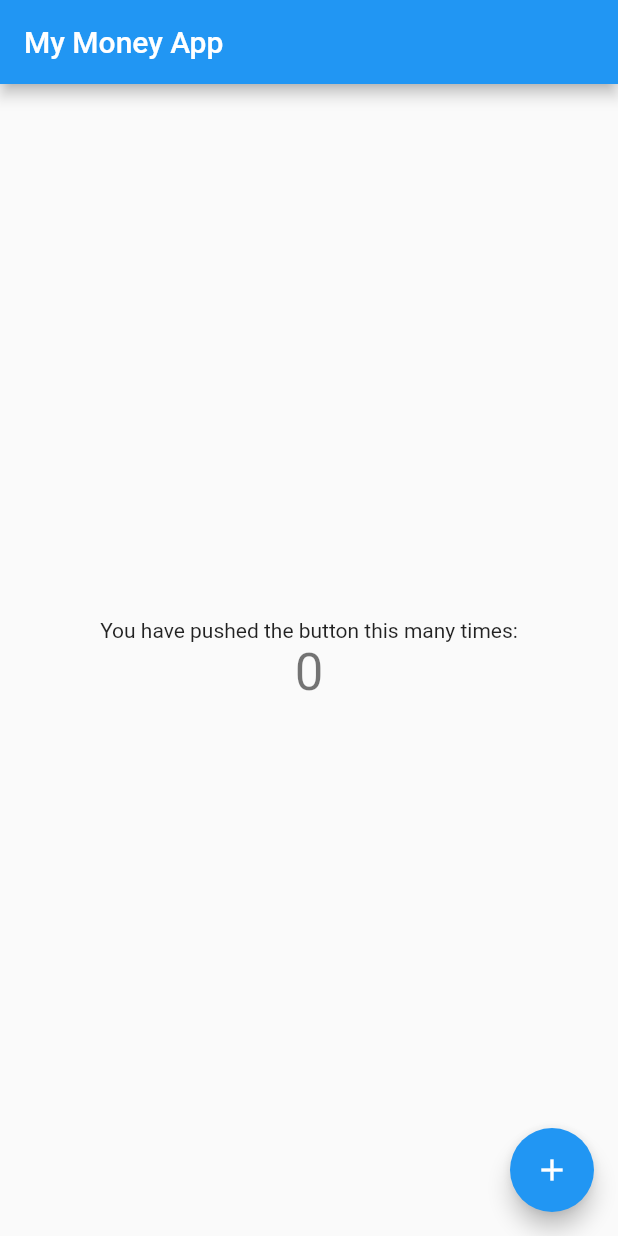
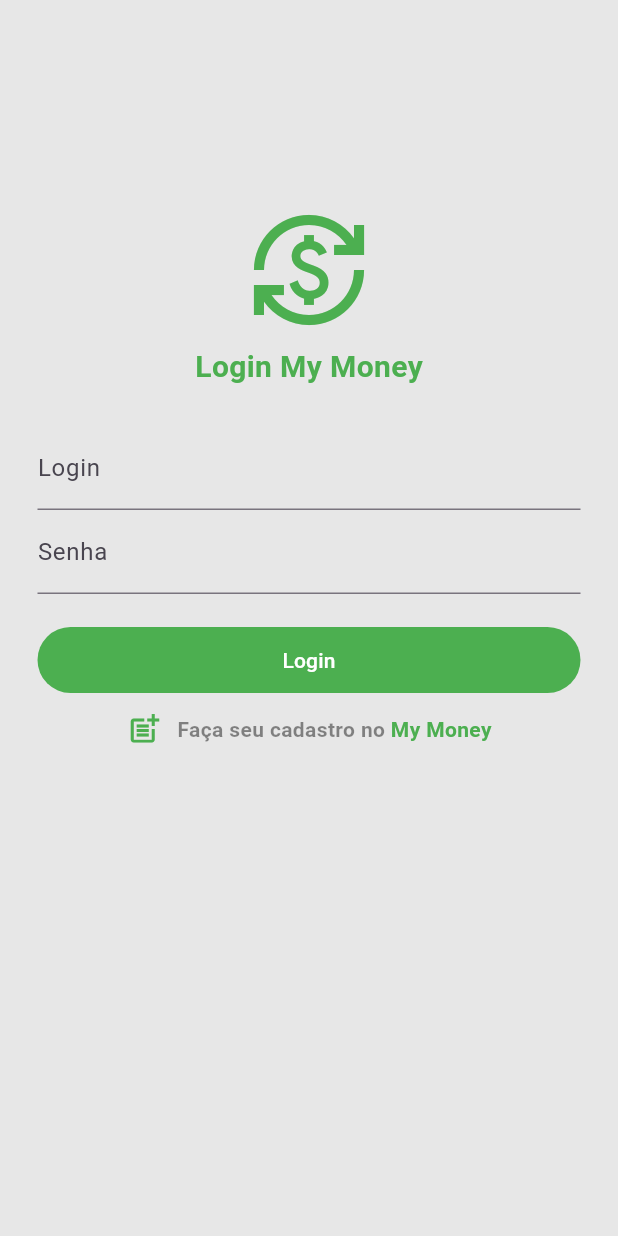
Before and after one commit to FelixGomes/MyMoneyApp, a Flutter app: the screen it shows after launch, on a phone screen of 412 x 824 dp. Run offline on Flutter 3.47's test engine with Material 2 defaults, Android fonts, the phone set to English and light mode, and no system bars.

Commit message:
Added login, router and shared modules, added login and loading pages

```diff
--- a/lib/main.dart
+++ b/lib/main.dart
@@ -1,5 +1,7 @@
 import 'package:flutter/material.dart';
-import 'package:my_money_app/src/home/page/home_page.dart';
+import 'package:my_money_app/src/modules/initial/page/initial_page.dart';
+import 'package:my_money_app/src/modules/login/page/login_page.dart';
+import 'package:my_money_app/src/router/app_router.dart';
 
 void main() {
   runApp(const App());
@@ -8,24 +10,20 @@ void main() {
 class App extends StatelessWidget {
   const App({super.key});
 
-  // This widget is the root of your application.
   @override
   Widget build(BuildContext context) {
     return MaterialApp(
-      title: 'Flutter Demo',
+      title: 'My Money App',
       theme: ThemeData(
-        // This is the theme of your application.
-        //
-        // Try running your application with "flutter run". You'll see the
-        // application has a blue toolbar. Then, without quitting the app, try
-        // changing the primarySwatch below to Colors.green and then invoke
-        // "hot reload" (press "r" in the console where you ran "flutter run",
-        // or simply save your changes to "hot reload" in a Flutter IDE).
-        // Notice that the counter didn't reset back to zero; the application
-        // is not restarted.
-        primarySwatch: Colors.blue,
+        primarySwatch: Colors.green,
+        useMaterial3: true,
       ),
-      home: const HomePage(title: 'My Money App'),
+      home: const InitialPage(),
+      debugShowCheckedModeBanner: false,
+      darkTheme: ThemeData.dark(),
+      routes: {
+        AppRouter.login: (context) => const LoginPage(),
+      },
     );
   }
 }
--- a/lib/src/home/page/home_page.dart
+++ /dev/null
@@ -1,87 +0,0 @@
-import 'package:flutter/cupertino.dart';
-import 'package:flutter/material.dart';
-
-class HomePage extends StatefulWidget {
-  const HomePage({super.key, required this.title});
-
-  // This widget is the home page of your application. It is stateful, meaning
-  // that it has a State object (defined below) that contains fields that affect
-  // how it looks.
-
-  // This class is the configuration for the state. It holds the values (in this
-  // case the title) provided by the parent (in this case the App widget) and
-  // used by the build method of the State. Fields in a Widget subclass are
-  // always marked "final".
-
-  final String title;
-
-  @override
-  State<HomePage> createState() => _HomePageState();
-}
-
-class _HomePageState extends State<HomePage> {
-  int _counter = 0;
-
-  void _incrementCounter() {
-    setState(() {
-      // This call to setState tells the Flutter framework that something has
-      // changed in this State, which causes it to rerun the build method below
-      // so that the display can reflect the updated values. If we changed
-      // _counter without calling setState(), then the build method would not be
-      // called again, and so nothing would appear to happen.
-      _counter++;
-    });
-  }
-
-  @override
-  Widget build(BuildContext context) {
-    // This method is rerun every time setState is called, for instance as done
-    // by the _incrementCounter method above.
-    //
-    // The Flutter framework has been optimized to make rerunning build methods
-    // fast, so that you can just rebuild anything that needs updating rather
-    // than having to individually change instances of widgets.
-    return Scaffold(
-      appBar: AppBar(
-        // Here we take the value from the MyHomePage object that was created by
-        // the App.build method, and use it to set our appbar title.
-        title: Text(widget.title),
-      ),
-      body: Center(
-        // Center is a layout widget. It takes a single child and positions it
-        // in the middle of the parent.
-        child: Column(
-          // Column is also a layout widget. It takes a list of children and
-          // arranges them vertically. By default, it sizes itself to fit its
-          // children horizontally, and tries to be as tall as its parent.
-          //
-          // Invoke "debug painting" (press "p" in the console, choose the
-          // "Toggle Debug Paint" action from the Flutter Inspector in Android
-          // Studio, or the "Toggle Debug Paint" command in Visual Studio Code)
-          // to see the wireframe for each widget.
-          //
-          // Column has various properties to control how it sizes itself and
-          // how it positions its children. Here we use mainAxisAlignment to
-          // center the children vertically; the main axis here is the vertical
-          // axis because Columns are vertical (the cross axis would be
-          // horizontal).
-          mainAxisAlignment: MainAxisAlignment.center,
-          children: <Widget>[
-            const Text(
-              'You have pushed the button this many times:',
-            ),
-            Text(
-              '$_counter',
-              style: Theme.of(context).textTheme.headlineMedium,
-            ),
-          ],
-        ),
-      ),
-      floatingActionButton: FloatingActionButton(
-        onPressed: _incrementCounter,
-        tooltip: 'Increment',
-        child: const Icon(Icons.add),
-      ), // This trailing comma makes auto-formatting nicer for build methods.
-    );
-  }
-}
--- /dev/null
+++ b/lib/src/modules/login/components/register_link.dart
@@ -0,0 +1,33 @@
+import 'package:flutter/material.dart';
+import 'package:my_money_app/src/shared/colors/app_colors.dart';
+
+class RegisterLink extends StatelessWidget {
+  const RegisterLink({super.key});
+
+  @override
+  Widget build(BuildContext context) {
+    return Row(
+      mainAxisAlignment: MainAxisAlignment.center,
+      children: const [
+        Padding(
+          padding: EdgeInsets.only(right: 10),
+          child: Icon(Icons.post_add, color: AppColors.logo),
+        ),
+        Text(
+          'Faça seu cadastro no ',
+          style: TextStyle(
+            color: Colors.black45,
+            fontWeight: FontWeight.bold,
+          ),
+        ),
+        Text(
+          'My Money',
+          style: TextStyle(
+            color: AppColors.logo,
+            fontWeight: FontWeight.bold,
+          ),
+        ),
+      ],
+    );
+  }
+}
--- /dev/null
+++ b/lib/src/modules/login/page/login_page.dart
@@ -0,0 +1,87 @@
+import 'package:flutter/material.dart';
+import 'package:my_money_app/src/modules/login/components/register_link.dart';
+import 'package:my_money_app/src/shared/colors/app_colors.dart';
+import 'package:my_money_app/src/shared/components/app_button.dart';
+import 'package:my_money_app/src/shared/components/app_loading.dart';
+import 'package:my_money_app/src/shared/components/app_logo_title.dart';
+
+class LoginPage extends StatefulWidget {
+  const LoginPage({super.key});
+
+  @override
+  State<LoginPage> createState() => _LoginPageState();
+}
+
+class _LoginPageState extends State<LoginPage> {
+  final TextEditingController loginController = TextEditingController();
+  final TextEditingController passwordController = TextEditingController();
+
+  bool isLoading = true;
+
+  @override
+  void initState() {
+    super.initState();
+    Future.delayed(
+      const Duration(seconds: 5),
+    ).then((_) => setState(() {
+          isLoading = false;
+        }));
+  }
+
+  @override
+  Widget build(BuildContext context) {
+    return isLoading
+        ? const Center(
+            child: AppLoading(),
+          )
+        : Scaffold(
+            backgroundColor: AppColors.appPageBackground,
+            body: SingleChildScrollView(
+              child: SafeArea(
+                  child: Center(
+                child: Padding(
+                  padding: const EdgeInsets.only(
+                    top: 140,
+                    left: 25,
+                    right: 25,
+                  ),
+                  child: Column(
+                      mainAxisSize: MainAxisSize.max,
+                      crossAxisAlignment: CrossAxisAlignment.center,
+                      children: [
+                        const AppLogoTitle(
+                          title: 'Login My Money',
+                          iconSize: 80,
+                          titleSize: 20,
+                        ),
+                        TextFormField(
+                          enabled: true,
+                          controller: loginController,
+                          textAlign: TextAlign.start,
+                          autofocus: false,
+                          keyboardType: TextInputType.text,
+                          decoration:
+                              const InputDecoration(label: Text('Login')),
+                        ),
+                        TextFormField(
+                          enabled: true,
+                          controller: passwordController,
+                          textAlign: TextAlign.start,
+                          autofocus: false,
+                          keyboardType: TextInputType.text,
+                          obscureText: true,
+                          decoration:
+                              const InputDecoration(label: Text('Senha')),
+                        ),
+                        Padding(
+                            padding: const EdgeInsets.only(top: 20, bottom: 10),
+                            child: AppButton(action: () {}, label: "Login")),
+                        GestureDetector(
+                            onTap: () {}, child: const RegisterLink()),
+                      ]),
+                ),
+              )),
+            ),
+          );
+  }
+}
--- /dev/null
+++ b/lib/src/router/app_router.dart
@@ -0,0 +1,3 @@
+class AppRouter {
+  static const String login = '/login';
+}
--- /dev/null
+++ b/lib/src/shared/colors/app_colors.dart
@@ -0,0 +1,8 @@
+import 'package:flutter/material.dart';
+
+class AppColors {
+  static const Color initialPageBackground = Color(0xFFE7E7E7);
+  static const Color appPageBackground = Color(0xFFE7E7E7);
+  static const Color logo = Colors.green;
+  static const Color expense = Colors.redAccent;
+}
--- /dev/null
+++ b/lib/src/shared/components/app_button.dart
@@ -0,0 +1,55 @@
+import 'package:flutter/material.dart';
+
+class AppButton extends StatelessWidget {
+  final VoidCallback action;
+  final BuildContext? context;
+  final String label;
+  final double? paddingTop;
+  final double? paddingBottom;
+  final double? paddingLeft;
+  final double? paddingRigth;
+
+  final double? height;
+
+  const AppButton({
+    Key? key,
+    required this.action,
+    this.context,
+    required this.label,
+    this.paddingTop,
+    this.paddingBottom,
+    this.paddingLeft,
+    this.paddingRigth,
+    this.height,
+  }) : super(key: key);
+
+  @override
+  Widget build(BuildContext context) {
+    return Padding(
+      padding: EdgeInsets.only(
+        bottom: paddingBottom ?? 0,
+        top: paddingTop ?? 0,
+        left: paddingLeft ?? 0,
+        right: paddingRigth ?? 0,
+      ),
+      child: SizedBox(
+        width: double.infinity,
+        child: TextButton(
+          onPressed: action,
+          style: TextButton.styleFrom(
+            shape:
+                RoundedRectangleBorder(borderRadius: BorderRadius.circular(50)),
+            backgroundColor: Colors.green,
+            foregroundColor: Colors.green,
+            padding: const EdgeInsets.all(12),
+            surfaceTintColor: Colors.green,
+          ),
+          child: Text(label,
+              textAlign: TextAlign.center,
+              overflow: TextOverflow.clip,
+              style: const TextStyle(color: Colors.white)),
+        ),
+      ),
+    );
+  }
+}
--- /dev/null
+++ b/lib/src/shared/components/app_logo_title.dart
@@ -0,0 +1,40 @@
+import 'package:flutter/material.dart';
+import 'package:my_money_app/src/shared/colors/app_colors.dart';
+
+class AppLogoTitle extends StatelessWidget {
+  final String title;
+  final double? titleSize;
+  final double? iconSize;
+
+  const AppLogoTitle({
+    super.key,
+    required this.title,
+    this.titleSize,
+    this.iconSize,
+  });
+
+  @override
+  Widget build(BuildContext context) {
+    return Column(
+      children: [
+        Icon(
+          Icons.currency_exchange,
+          color: AppColors.logo,
+          size: iconSize ?? 100,
+        ),
+        Padding(
+            padding: const EdgeInsets.only(
+              top: 10,
+              bottom: 25,
+            ),
+            child: Text(
+              title,
+              style: TextStyle(
+                  color: AppColors.logo,
+                  fontSize: titleSize ?? 20,
+                  fontWeight: FontWeight.bold),
+            ))
+      ],
+    );
+  }
+}
--- /dev/null
+++ b/lib/src/shared/extensions/string_extension.dart
@@ -0,0 +1,5 @@
+extension StringExtension on String {
+  String onlyNumber() => replaceAll(RegExp(r'[^0-9]'), '');
+
+  String trimLeftZeros() => replaceAll(RegExp(r'^0+'), '');
+}
--- /dev/null
+++ b/lib/src/shared/metrics/app_metrics.dart
@@ -0,0 +1,3 @@
+class AppMetrics {
+  static const double barHeight = 50;
+}
```
Also changed, not shown: lib/src/modules/initial/page/initial_page.dart (added, +40 -0 lines), lib/src/shared/components/app_loading.dart (added, +19 -0 lines), lib/src/shared/helpers/input_mask.dart (added, +79 -0 lines), lib/src/shared/helpers/text_input_formatter.dart (added, +16 -0 lines), pubspec.yaml (+6 -6 lines), pubspec.lock.
